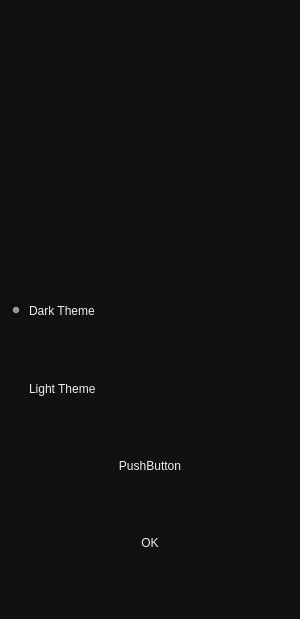
Before: the Qt Designer form settings.ui in iliarahbar/SafeChat, drawn with Qt 5.
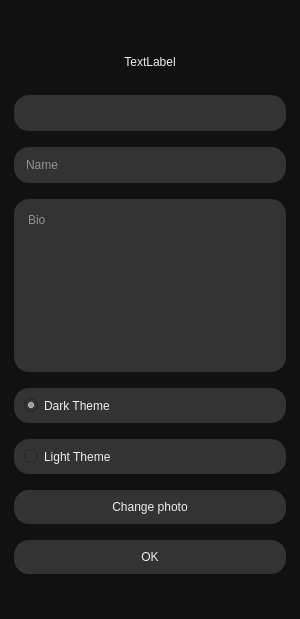
After: the same form once the commit is applied. Icons and pictures are not drawn.

What changed in the file:
```diff
--- a/settings.ui
+++ b/settings.ui
@@ -38,21 +38,69 @@
    <item>
     <widget class="QStackedWidget" name="stackedWidget">
      <widget class="QWidget" name="settings">
+      <property name="styleSheet">
+       <string notr="true">padding: 10px;
+margin: 5px;</string>
+      </property>
       <layout class="QVBoxLayout" name="verticalLayout_2">
        <item>
-        <widget class="QLineEdit" name="lineEdit"/>
+        <spacer name="verticalSpacer_4">
+         <property name="orientation">
+          <enum>Qt::Vertical</enum>
+         </property>
+         <property name="sizeHint" stdset="0">
+          <size>
+           <width>20</width>
+           <height>40</height>
+          </size>
+         </property>
+        </spacer>
        </item>
        <item>
-        <widget class="QLineEdit" name="lineEdit_2"/>
+        <widget class="QLabel" name="label_5">
+         <property name="text">
+          <string>TextLabel</string>
+         </property>
+         <property name="alignment">
+          <set>Qt::AlignCenter</set>
+         </property>
+        </widget>
        </item>
        <item>
-        <widget class="QLineEdit" name="lineEdit_3"/>
+        <widget class="QLineEdit" name="lineEdit">
+         <property name="styleSheet">
+          <string notr="true">background-color: #333333;</string>
+         </property>
+        </widget>
+       </item>
+       <item>
+        <widget class="QLineEdit" name="lineEdit_2">
+         <property name="styleSheet">
+          <string notr="true">background-color: #333333;</string>
+         </property>
+         <property name="placeholderText">
+          <string>Name</string>
+         </property>
+        </widget>
+       </item>
+       <item>
+        <widget class="QPlainTextEdit" name="plainTextEdit">
+         <property name="styleSheet">
+          <string notr="true">background-color: #333333;</string>
+         </property>
+         <property name="placeholderText">
+          <string>Bio</string>
+         </property>
+        </widget>
        </item>
        <item>
         <widget class="QRadioButton" name="radioButton">
          <property name="cursor">
           <cursorShape>PointingHandCursor</cursorShape>
          </property>
+         <property name="styleSheet">
+          <string notr="true">background-color: #333333;</string>
+         </property>
          <property name="text">
           <string>Dark Theme</string>
          </property>
@@ -66,6 +114,9 @@
          <property name="cursor">
           <cursorShape>PointingHandCursor</cursorShape>
          </property>
+         <property name="styleSheet">
+          <string notr="true">background-color: #333333;</string>
+         </property>
          <property name="text">
           <string>Light Theme</string>
          </property>
@@ -79,8 +130,22 @@
          <property name="focusPolicy">
           <enum>Qt::TabFocus</enum>
          </property>
+         <property name="styleSheet">
+          <string notr="true">QPushButton {
+    background-color: #333333;
+}
+
+QPushButton:hover {
+    background-color: #444444;
+}
+
+QPushButton:pressed {
+    background-color: #222222;
+}
+</string>
+         </property>
          <property name="text">
-          <string>PushButton</string>
+          <string>Change photo</string>
          </property>
         </widget>
        </item>
@@ -92,11 +157,38 @@
          <property name="focusPolicy">
           <enum>Qt::TabFocus</enum>
          </property>
+         <property name="styleSheet">
+          <string notr="true">QPushButton {
+    background-color: #333333;
+}
+
+QPushButton:hover {
+    background-color: #444444;
+}
+
+QPushButton:pressed {
+    background-color: #222222;
+}
+</string>
+         </property>
          <property name="text">
           <string>OK</string>
          </property>
         </widget>
        </item>
+       <item>
+        <spacer name="verticalSpacer_3">
+         <property name="orientation">
+          <enum>Qt::Vertical</enum>
+         </property>
+         <property name="sizeHint" stdset="0">
+          <size>
+           <width>20</width>
+           <height>40</height>
+          </size>
+         </property>
+        </spacer>
+       </item>
       </layout>
      </widget>
      <widget class="QWidget" name="profile">
```
Left out of the diff: 3 changed lines with no effect on the pictures.
